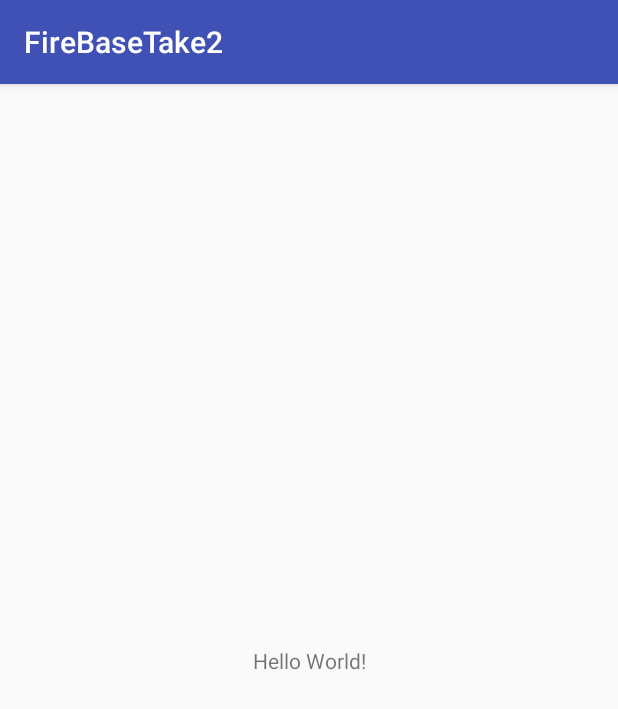
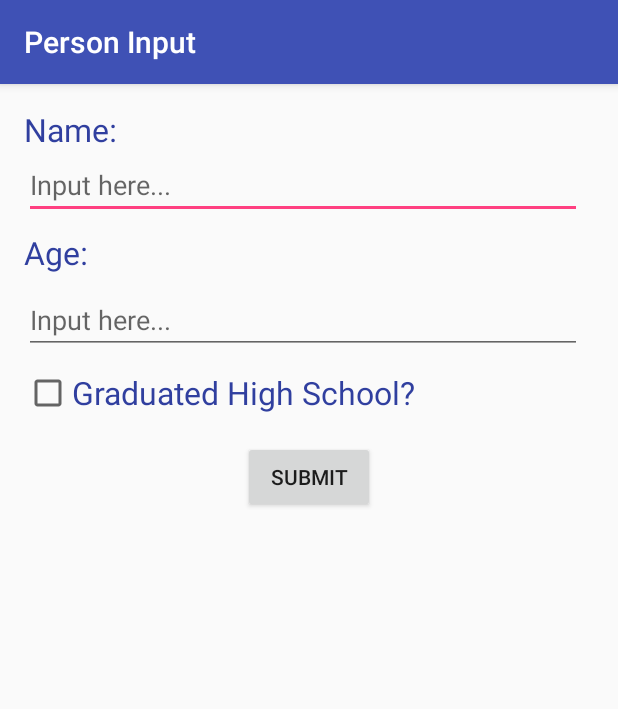
Before and after one commit to mclark414/FireBaseTake2, an Android app: the screen it shows after launch (MainActivity), on a phone screen of 412 x 824 dp. Shown: the top 709 px of the screen. Run offline under Robolectric (Android 15) with nearby library versions, the phone set to English and light mode, and no system bars; our stand-ins replace Firebase (no records; nobody signed in at launch, a user with empty details on screens opened directly).

Commit message:
Trying to connect to firebase

```diff
--- a/app/src/main/java/com/example/android/firebasetake2/MainActivity.java
+++ b/app/src/main/java/com/example/android/firebasetake2/MainActivity.java
@@ -2,12 +2,39 @@ package com.example.android.firebasetake2;
 
 import android.support.v7.app.AppCompatActivity;
 import android.os.Bundle;
+import android.view.View;
+import android.widget.CheckBox;
+import android.widget.EditText;
+
+import com.google.firebase.database.DatabaseReference;
+import com.google.firebase.database.FirebaseDatabase;
 
 public class MainActivity extends AppCompatActivity {
+    private FirebaseDatabase database = FirebaseDatabase.getInstance();
+    private DatabaseReference personRef = database.getReference("person");
 
     @Override
     protected void onCreate(Bundle savedInstanceState) {
         super.onCreate(savedInstanceState);
         setContentView(R.layout.activity_main);
     }
+
+    public void set(View view){
+        Person temp;
+        EditText name_text = (EditText) findViewById(R.id.name_input);
+        String name = name_text.toString();
+        EditText age_text = (EditText) findViewById(R.id.age_input);
+        String age_string = age_text.toString();
+        int age = Integer.parseInt(age_string);
+        CheckBox grad_input = (CheckBox) findViewById(R.id.grad_input);
+        boolean grad;
+        if(grad_input.isChecked()){
+            grad = true;
+        }
+        else{
+            grad = false;
+        }
+        temp = new Person(name, age, grad);
+        personRef.setValue(temp);
+    }
 }
--- a/app/src/main/res/layout/activity_main.xml
+++ b/app/src/main/res/layout/activity_main.xml
@@ -1,18 +1,61 @@
 <?xml version="1.0" encoding="utf-8"?>
-<android.support.constraint.ConstraintLayout xmlns:android="http://schemas.android.com/apk/res/android"
+<LinearLayout xmlns:android="http://schemas.android.com/apk/res/android"
     xmlns:app="http://schemas.android.com/apk/res-auto"
     xmlns:tools="http://schemas.android.com/tools"
     android:layout_width="match_parent"
     android:layout_height="match_parent"
+    android:orientation="vertical"
     tools:context="com.example.android.firebasetake2.MainActivity">
 
     <TextView
         android:layout_width="wrap_content"
         android:layout_height="wrap_content"
-        android:text="Hello World!"
-        app:layout_constraintBottom_toBottomOf="parent"
-        app:layout_constraintLeft_toLeftOf="parent"
-        app:layout_constraintRight_toRightOf="parent"
-        app:layout_constraintTop_toTopOf="parent" />
-
-</android.support.constraint.ConstraintLayout>
+        android:text="@string/name"
+        android:layout_marginTop="16dp"
+        android:layout_marginLeft="16dp"
+        android:layout_gravity="top"
+        android:textSize="21sp"
+        android:textColor="@color/colorPrimaryDark"
+        />
+    <EditText
+        android:id="@+id/name_input"
+        android:layout_width="match_parent"
+        android:layout_height="wrap_content"
+        android:layout_marginLeft="16dp"
+        android:layout_marginRight="24dp"
+        android:layout_marginBottom="8dp"
+        android:hint="@string/hint"/>
+    <TextView
+        android:layout_width="wrap_content"
+        android:layout_height="wrap_content"
+        android:text="@string/age"
+        android:layout_marginBottom="8dp"
+        android:layout_marginLeft="16sp"
+        android:textSize="21sp"
+        android:textColor="@color/colorPrimaryDark"
+        />
+    <EditText
+        android:id="@+id/age_input"
+        android:layout_width="match_parent"
+        android:layout_height="wrap_content"
+        android:layout_marginLeft="16dp"
+        android:layout_marginRight="24dp"
+        android:hint="@string/hint"/>
+    <CheckBox
+        android:id="@+id/grad_input"
+        android:layout_width="wrap_content"
+        android:layout_height="wrap_content"
+        android:layout_marginLeft="16dp"
+        android:layout_marginTop="10dp"
+        android:textSize="21sp"
+        android:textColor="@color/colorPrimaryDark"
+        android:text="@string/grad"/>
+    <Button
+        android:id="@+id/button"
+        android:layout_width="wrap_content"
+        android:layout_height="wrap_content"
+        android:layout_gravity="center"
+        android:layout_marginTop="16dp"
+        android:text="@string/submit"
+        android:onClick="set"/>
+</LinearLayout>
--- a/app/src/main/res/values/strings.xml
+++ b/app/src/main/res/values/strings.xml
@@ -1,3 +1,8 @@
 <resources>
-    <string name="app_name">FireBaseTake2</string>
+    <string name="app_name">Person Input</string>
+    <string name="name">Name: </string>
+    <string name="age">Age:</string>
+    <string name="grad">Graduated High School?</string>
+    <string name="hint">Input here...</string>
+    <string name="submit">Submit</string>
 </resources>
```
Also changed, not shown: 1 other file.
